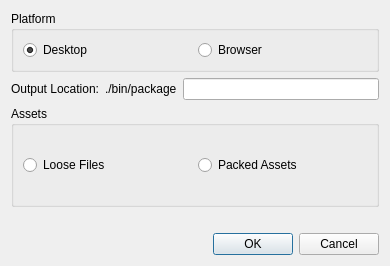
GameOverture/HarmonyEngine, file Editor/src/Assets/Source/DlgPackageBuild.ui: the form before one commit.
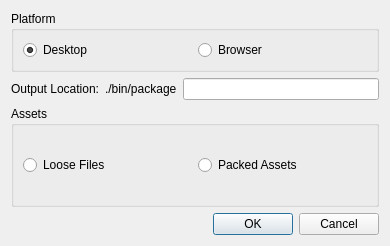
The form after the commit. Icons and pictures are not drawn.

Commit message: Dialog error labels are now inline with the button box

Diff of the .ui file:
```diff
--- a/Editor/src/Assets/Source/DlgPackageBuild.ui
+++ b/Editor/src/Assets/Source/DlgPackageBuild.ui
@@ -7,7 +7,7 @@
     <x>0</x>
     <y>0</y>
     <width>390</width>
-    <height>266</height>
+    <height>246</height>
    </rect>
   </property>
   <property name="windowTitle">
@@ -169,6 +169,8 @@
     </widget>
    </item>
    <item>
+    <layout class="QHBoxLayout" name="horizontalLayout_3">
+     <item>
     <widget class="QLabel" name="lblError">
      <property name="text">
       <string/>
@@ -190,6 +192,8 @@
       <set>QDialogButtonBox::StandardButton::Cancel|QDialogButtonBox::StandardButton::Ok</set>
      </property>
     </widget>
+     </item>
+    </layout>
    </item>
   </layout>
  </widget>
```
Lines whose indentation alone changed are shown as unchanged. The commit also changes 7 other files.
